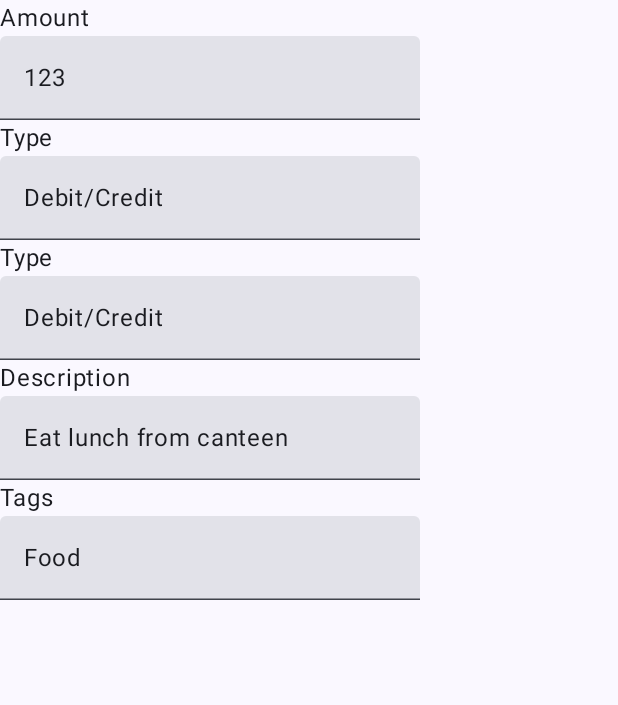
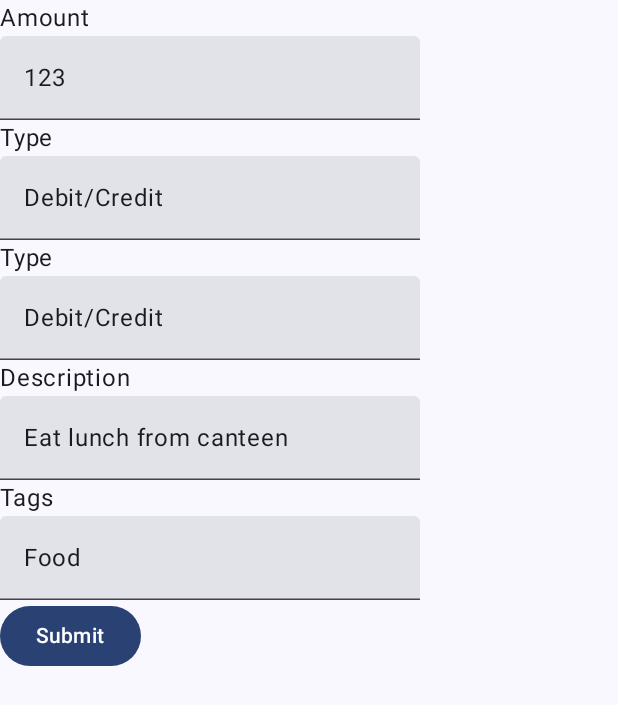
Before and after one commit to rohitrai3/Finance, an Android app built with Jetpack Compose: the screen it shows after launch (MainActivity), on a phone screen of 412 x 824 dp. Shown: the top 705 px of the screen. Run offline under Robolectric (Android 15) with nearby library versions, the light colour scheme and no system bars.

Commit message:
Add submit button

```diff
--- a/Android/app/src/main/java/com/example/finance/MainActivity.kt
+++ b/Android/app/src/main/java/com/example/finance/MainActivity.kt
@@ -7,6 +7,7 @@ import androidx.activity.enableEdgeToEdge
 import androidx.compose.foundation.layout.Column
 import androidx.compose.foundation.layout.fillMaxSize
 import androidx.compose.foundation.layout.padding
+import androidx.compose.material3.Button
 import androidx.compose.material3.Scaffold
 import androidx.compose.material3.Text
 import androidx.compose.material3.TextField
@@ -30,6 +31,11 @@ class MainActivity : ComponentActivity() {
                         InputField("Type", "Debit/Credit")
                         InputField("Description", "Eat lunch from canteen")
                         InputField("Tags", "Food")
+                        Button(
+                            onClick = {}
+                        ) {
+                            Text("Submit")
+                        }
                     }
                 }
             }
@@ -62,6 +68,11 @@ fun InputFieldPreview() {
             InputField("Type", "Debit/Credit")
             InputField("Description", "Eat lunch from canteen")
             InputField("Tags", "Food")
+            Button(
+                onClick = {}
+            ) {
+                Text("Submit")
+            }
         }
     }
 }
```
